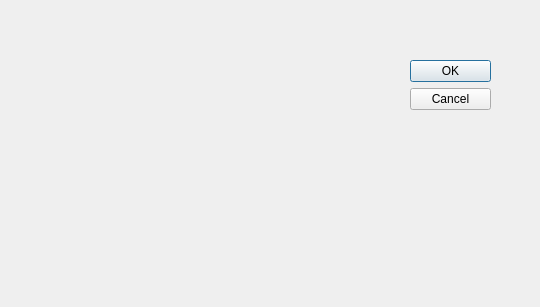
qiu-star/TicketManagementSystem, file SellUI.ui: the form before one commit.
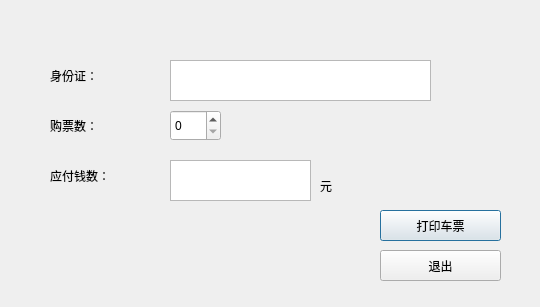
The form after the commit.

Commit message: 售票界面完工

Patch:
```diff
--- a/SellUI.ui
+++ b/SellUI.ui
@@ -13,20 +13,153 @@
   <property name="windowTitle">
    <string>Dialog</string>
   </property>
-  <widget class="QDialogButtonBox" name="buttonBox">
+  <widget class="QLabel" name="label">
    <property name="geometry">
     <rect>
-     <x>410</x>
+     <x>50</x>
      <y>60</y>
      <width>81</width>
-     <height>241</height>
+     <height>31</height>
     </rect>
    </property>
-   <property name="orientation">
-    <enum>Qt::Vertical</enum>
+   <property name="styleSheet">
+    <string notr="true">font: 14pt &quot;方正颜宋简体&quot;;</string>
    </property>
-   <property name="standardButtons">
-    <set>QDialogButtonBox::Cancel|QDialogButtonBox::Ok</set>
+   <property name="text">
+    <string>身份证：</string>
+   </property>
+  </widget>
+  <widget class="QSpinBox" name="ticketnum">
+   <property name="geometry">
+    <rect>
+     <x>170</x>
+     <y>110</y>
+     <width>51</width>
+     <height>31</height>
+    </rect>
+   </property>
+   <property name="styleSheet">
+    <string notr="true">font: 14pt &quot;微软雅黑&quot;;</string>
+   </property>
+  </widget>
+  <widget class="QLabel" name="label_2">
+   <property name="geometry">
+    <rect>
+     <x>50</x>
+     <y>110</y>
+     <width>81</width>
+     <height>31</height>
+    </rect>
+   </property>
+   <property name="styleSheet">
+    <string notr="true">font: 14pt &quot;方正颜宋简体&quot;;</string>
+   </property>
+   <property name="text">
+    <string>购票数：</string>
+   </property>
+  </widget>
+  <widget class="QTextEdit" name="credit">
+   <property name="geometry">
+    <rect>
+     <x>170</x>
+     <y>60</y>
+     <width>261</width>
+     <height>41</height>
+    </rect>
+   </property>
+   <property name="styleSheet">
+    <string notr="true">font: 14pt &quot;微软雅黑&quot;;</string>
+   </property>
+   <property name="html">
+    <string>&lt;!DOCTYPE HTML PUBLIC &quot;-//W3C//DTD HTML 4.0//EN&quot; &quot;http://www.w3.org/TR/REC-html40/strict.dtd&quot;&gt;
+&lt;html&gt;&lt;head&gt;&lt;meta name=&quot;qrichtext&quot; content=&quot;1&quot; /&gt;&lt;style type=&quot;text/css&quot;&gt;
+p, li { white-space: pre-wrap; }
+&lt;/style&gt;&lt;/head&gt;&lt;body style=&quot; font-family:'微软雅黑'; font-size:14pt; font-weight:400; font-style:normal;&quot;&gt;
+&lt;p style=&quot;-qt-paragraph-type:empty; margin-top:0px; margin-bottom:0px; margin-left:0px; margin-right:0px; -qt-block-indent:0; text-indent:0px;&quot;&gt;&lt;br /&gt;&lt;/p&gt;&lt;/body&gt;&lt;/html&gt;</string>
+   </property>
+  </widget>
+  <widget class="QLabel" name="label_3">
+   <property name="geometry">
+    <rect>
+     <x>50</x>
+     <y>160</y>
+     <width>111</width>
+     <height>31</height>
+    </rect>
+   </property>
+   <property name="styleSheet">
+    <string notr="true">font: 14pt &quot;方正颜宋简体&quot;;</string>
+   </property>
+   <property name="text">
+    <string>应付钱数：</string>
+   </property>
+  </widget>
+  <widget class="QTextEdit" name="sum">
+   <property name="geometry">
+    <rect>
+     <x>170</x>
+     <y>160</y>
+     <width>141</width>
+     <height>41</height>
+    </rect>
+   </property>
+   <property name="styleSheet">
+    <string notr="true">font: 14pt &quot;微软雅黑&quot;;</string>
+   </property>
+   <property name="html">
+    <string>&lt;!DOCTYPE HTML PUBLIC &quot;-//W3C//DTD HTML 4.0//EN&quot; &quot;http://www.w3.org/TR/REC-html40/strict.dtd&quot;&gt;
+&lt;html&gt;&lt;head&gt;&lt;meta name=&quot;qrichtext&quot; content=&quot;1&quot; /&gt;&lt;style type=&quot;text/css&quot;&gt;
+p, li { white-space: pre-wrap; }
+&lt;/style&gt;&lt;/head&gt;&lt;body style=&quot; font-family:'微软雅黑'; font-size:14pt; font-weight:400; font-style:normal;&quot;&gt;
+&lt;p style=&quot;-qt-paragraph-type:empty; margin-top:0px; margin-bottom:0px; margin-left:0px; margin-right:0px; -qt-block-indent:0; text-indent:0px;&quot;&gt;&lt;br /&gt;&lt;/p&gt;&lt;/body&gt;&lt;/html&gt;</string>
+   </property>
+  </widget>
+  <widget class="QLabel" name="label_4">
+   <property name="geometry">
+    <rect>
+     <x>320</x>
+     <y>170</y>
+     <width>51</width>
+     <height>31</height>
+    </rect>
+   </property>
+   <property name="styleSheet">
+    <string notr="true">font: 14pt &quot;方正颜宋简体&quot;;</string>
+   </property>
+   <property name="text">
+    <string>元</string>
+   </property>
+  </widget>
+  <widget class="QPushButton" name="print">
+   <property name="geometry">
+    <rect>
+     <x>380</x>
+     <y>210</y>
+     <width>121</width>
+     <height>31</height>
+    </rect>
+   </property>
+   <property name="styleSheet">
+    <string notr="true">font: 14pt &quot;方正颜宋简体&quot;;</string>
+   </property>
+   <property name="text">
+    <string>打印车票</string>
+   </property>
+  </widget>
+  <widget class="QPushButton" name="exec">
+   <property name="geometry">
+    <rect>
+     <x>380</x>
+     <y>250</y>
+     <width>121</width>
+     <height>31</height>
+    </rect>
+   </property>
+   <property name="styleSheet">
+    <string notr="true">font: 14pt &quot;方正颜宋简体&quot;;</string>
+   </property>
+   <property name="text">
+    <string>退出</string>
    </property>
   </widget>
  </widget>
```
Left out of the diff: 35 changed lines with no effect on the pictures. The commit also changes 5 other files.
